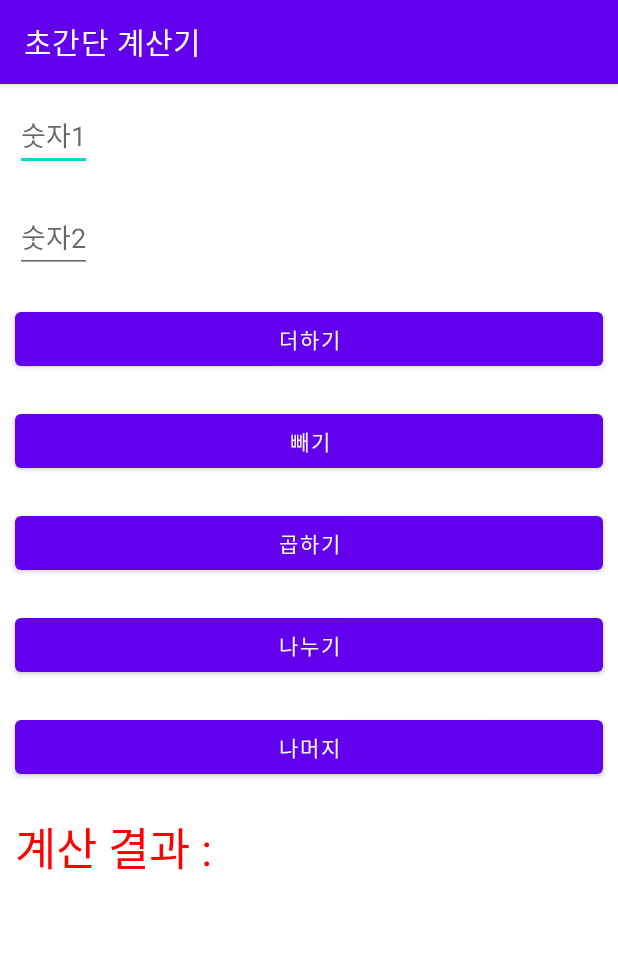
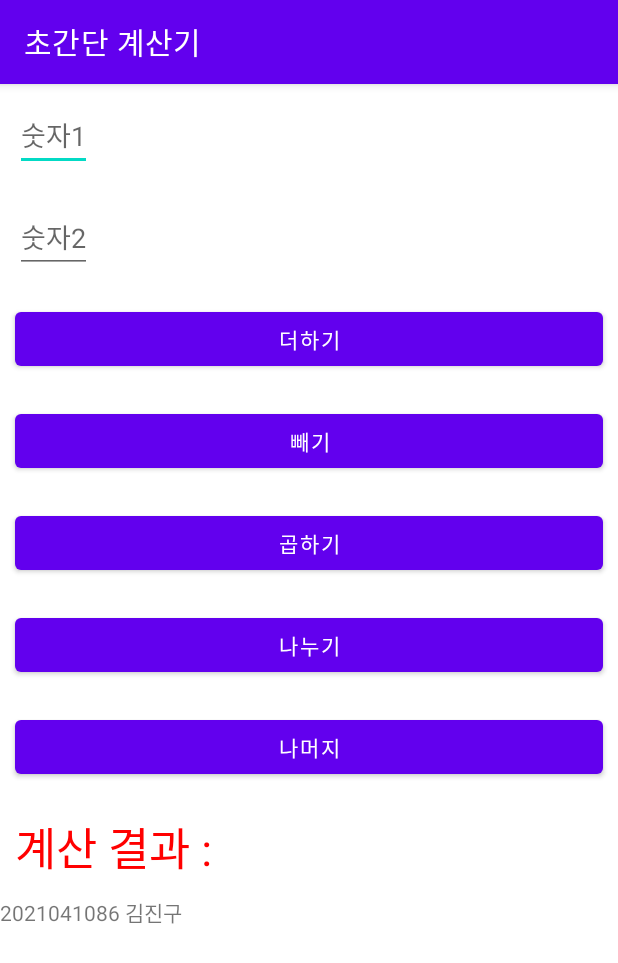
Before and after one commit to JJingOO/4_3, an Android app: the screen it shows after launch (MainActivity), on a phone screen of 412 x 824 dp. Shown: the top 963 px of the screen. Run offline under Robolectric (Android 15) with nearby library versions, the phone set to English and light mode, and no system bars.

Commit message:
3주차 과제 수정된 초간단 계산기 앱

```diff
--- a/app/src/main/res/layout/activity_main.xml
+++ b/app/src/main/res/layout/activity_main.xml
@@ -81,5 +81,11 @@
         tools:layout_editor_absoluteX="26dp"
         tools:layout_editor_absoluteY="588dp" />
 
+    <TextView
+        android:id="@+id/textView"
+        android:layout_width="match_parent"
+        android:layout_height="wrap_content"
+        android:text="2021041086 김진구" />
+
 
 </LinearLayout>
```
